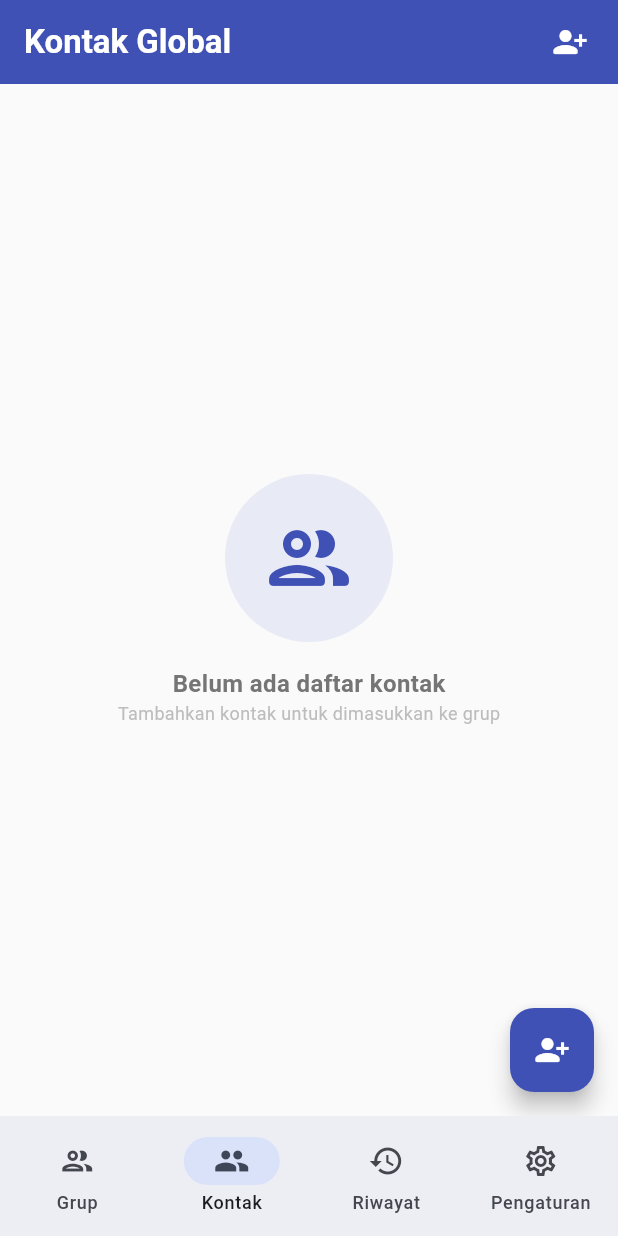
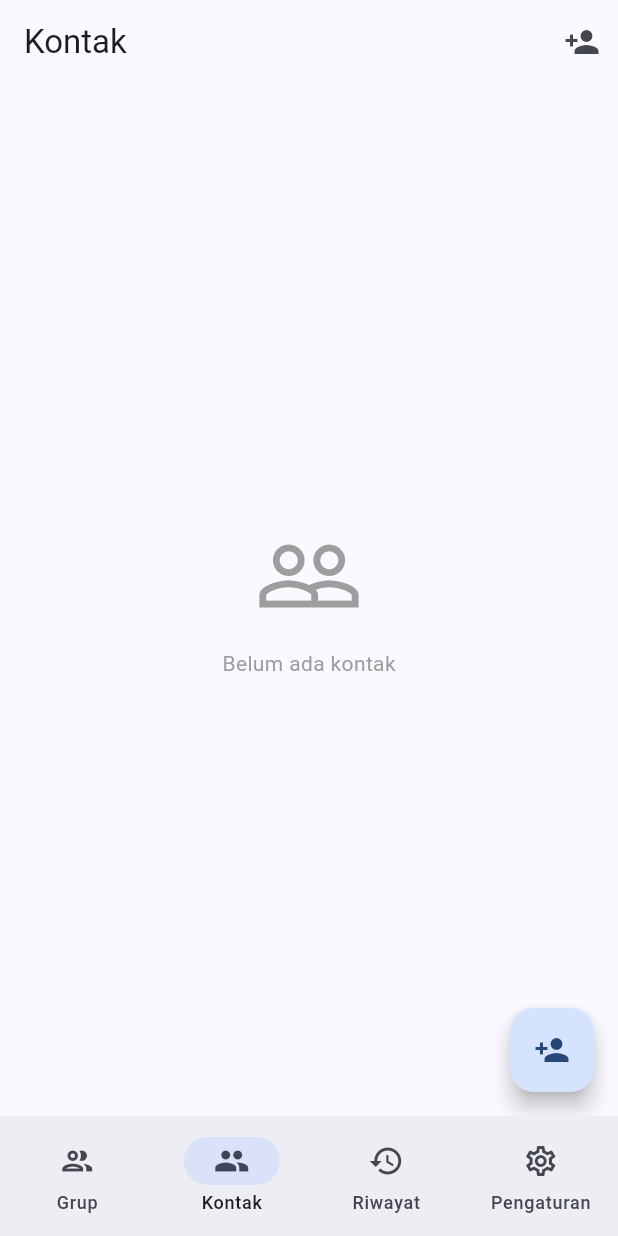
Before and after one commit to inayafaridah/SPLITEASE, a Flutter app: the screen it shows after launch, item 2 of the bottom bar chosen, on a phone screen of 412 x 824 dp. Run offline on Flutter 3.47's test engine with Material 3 defaults, Android fonts, the phone set to English and light mode, and no system bars; our stand-ins replace shared_preferences, sqflite; accounts and stored records are empty.

Commit message:
fix: menyelesaikan konflik merge contacts_screen

```diff
--- a/splitcase/lib/db/contact_dao.dart
+++ b/splitcase/lib/db/contact_dao.dart
@@ -1,4 +1,3 @@
-// db/contact_dao.dart — Orang 2: CRUD for contacts
 import 'package:sqflite/sqflite.dart';
 import '../models/contact.dart';
 import '../utils/constants.dart';
--- a/splitcase/lib/models/contact.dart
+++ b/splitcase/lib/models/contact.dart
@@ -1,4 +1,3 @@
-// models/contact.dart — Orang 2
 class Contact {
   final int? id;
   final String name;
--- a/splitcase/lib/models/settlement.dart
+++ b/splitcase/lib/models/settlement.dart
@@ -1,23 +1,22 @@
-// lib/models/settlement.dart
 class Settlement {
   final int? id;
-  final int? groupId;           // ← Baru: support grup
+  final int? groupId;
   final int fromContactId;
   final int toContactId;
   final double amount;
   final String date;
   final String note;
-  final int isPaid;             // 0 = pending, 1 = paid
+  final int isPaid;
 
   Settlement({
     this.id,
-    this.groupId,               // ← Ditambahkan
+    this.groupId,
     required this.fromContactId,
     required this.toContactId,
     required this.amount,
     String? date,
     this.note = '',
-    this.isPaid = 0,            // ← Default 0 (pending)
+    this.isPaid = 0,
   }) : date = date ?? DateTime.now().toIso8601String();
 
   bool get paid => isPaid == 1;
--- a/splitcase/lib/providers/contact_provider.dart
+++ b/splitcase/lib/providers/contact_provider.dart
@@ -1,4 +1,3 @@
-// providers/contact_provider.dart — Orang 2
 import 'package:flutter/material.dart';
 import '../models/contact.dart';
 import '../db/contact_dao.dart';
--- a/splitcase/lib/screens/contacts_screen.dart
+++ b/splitcase/lib/screens/contacts_screen.dart
@@ -1,4 +1,4 @@
-// screens/contacts_screen.dart
+// screens/contacts_screen.dart — Orang 2
 import 'package:flutter/material.dart';
 import 'package:provider/provider.dart';
 import '../providers/contact_provider.dart';
@@ -25,7 +25,7 @@ class _ContactsScreenState extends State<ContactsScreen> {
     try {
       return Color(int.parse(hex.replaceFirst('#', '0xFF')));
     } catch (_) {
-      return Colors.indigo;
+      return Colors.blue;
     }
   }
 
@@ -34,88 +34,70 @@ class _ContactsScreenState extends State<ContactsScreen> {
     final cp = context.watch<ContactProvider>();
 
     return Scaffold(
-      backgroundColor: Colors.grey.shade50,
       appBar: AppBar(
-        elevation: 0,
-        backgroundColor: Colors.indigo,
-        foregroundColor: Colors.white,
-        title: const Text('Kontak Global', style: TextStyle(fontWeight: FontWeight.bold)),
+        title: const Text('Kontak'),
         actions: [
           IconButton(
-            icon: const Icon(Icons.person_add_alt_1_rounded),
-            tooltip: 'Tambah Kontak',
+            icon: const Icon(Icons.person_add),
             onPressed: () => Navigator.push(
               context,
               MaterialPageRoute(builder: (_) => const AddContactScreen()),
             ).then((_) => cp.loadAll()),
           ),
-          const SizedBox(width: 8),
         ],
       ),
       body: cp.loading
-          ? const Center(child: CircularProgressIndicator(color: Colors.indigo))
+          ? const Center(child: CircularProgressIndicator())
           : cp.contacts.isEmpty
-              ? Center(
+              ? const Center(
                   child: Column(
                     mainAxisAlignment: MainAxisAlignment.center,
                     children: [
-                      Container(
-                        padding: const EdgeInsets.all(24),
-                        decoration: BoxDecoration(color: Colors.indigo.shade50, shape: BoxShape.circle),
-                        child: const Icon(Icons.people_outline_rounded, size: 64, color: Colors.indigo),
-                      ),
-                      const SizedBox(height: 16),
-                      Text('Belum ada daftar kontak', style: TextStyle(color: Colors.grey.shade600, fontSize: 16, fontWeight: FontWeight.bold)),
-                      Text('Tambahkan kontak untuk dimasukkan ke grup', style: TextStyle(color: Colors.grey.shade400, fontSize: 12)),
+                      Icon(Icons.people_outline, size: 72, color: Colors.grey),
+                      SizedBox(height: 12),
+                      Text('Belum ada kontak',
+                          style: TextStyle(color: Colors.grey)),
                     ],
                   ),
                 )
               : ListView.builder(
-                  padding: const EdgeInsets.symmetric(horizontal: 16, vertical: 12),
+                  padding: const EdgeInsets.all(8),
                   itemCount: cp.contacts.length,
                   itemBuilder: (ctx, i) {
                     final contact = cp.contacts[i];
                     return Card(
-                      elevation: 0,
-                      margin: const EdgeInsets.only(bottom: 10),
-                      shape: RoundedRectangleBorder(borderRadius: BorderRadius.circular(14), side: BorderSide(color: Colors.grey.shade200)),
-                      color: Colors.white,
                       child: ListTile(
-                        contentPadding: const EdgeInsets.symmetric(horizontal: 16, vertical: 8),
                         leading: CircleAvatar(
-                          radius: 22,
                           backgroundColor: _parseColor(contact.avatarColor),
                           child: Text(
                             contact.initials,
-                            style: const TextStyle(color: Colors.white, fontWeight: FontWeight.bold, fontSize: 16),
+                            style: const TextStyle(
+                                color: Colors.white, fontWeight: FontWeight.bold),
                           ),
                         ),
-                        title: Text(contact.name, style: const TextStyle(fontWeight: FontWeight.bold, fontSize: 16, color: Colors.black87)),
+                        title: Text(contact.name,
+                            style: const TextStyle(fontWeight: FontWeight.w600)),
                         subtitle: contact.phone.isNotEmpty
-                            ? Padding(
-                                padding: const EdgeInsets.only(top: 4),
-                                child: Row(
-                                  children: [
-                                    Icon(Icons.phone_android_rounded, size: 12, color: Colors.grey.shade400),
-                                    const SizedBox(width: 4),
-                                    Text(contact.phone, style: TextStyle(color: Colors.grey.shade600, fontSize: 13)),
-                                  ],
-                                ),
-                              )
+                            ? Text(contact.phone)
                             : null,
                         trailing: Row(
                           mainAxisSize: MainAxisSize.min,
                           children: [
                             IconButton(
-                              icon: Icon(Icons.edit_outlined, size: 20, color: Colors.grey.shade600),
+                              icon: const Icon(Icons.edit, size: 20),
                               onPressed: () => Navigator.push(
                                 context,
-                                MaterialPageRoute(builder: (_) => AddContactScreen(existing: contact)),
+                                MaterialPageRoute(
+                                  builder: (_) =>
+                                      AddContactScreen(existing: contact),
+                                ),
                               ).then((_) => cp.loadAll()),
                             ),
                             IconButton(
-                              icon: Icon(Icons.delete_outline_rounded, size: 20, color: Colors.red.shade400),
-                              onPressed: () => _confirmDelete(context, contact, cp),
+                              icon: const Icon(Icons.delete,
+                                  size: 20, color: Colors.red),
+                              onPressed: () =>
+                                  _confirmDelete(context, contact, cp),
                             ),
                           ],
                         ),
@@ -124,13 +106,11 @@ class _ContactsScreenState extends State<ContactsScreen> {
                   },
                 ),
       floatingActionButton: FloatingActionButton(
-        backgroundColor: Colors.indigo,
-        foregroundColor: Colors.white,
         onPressed: () => Navigator.push(
           context,
           MaterialPageRoute(builder: (_) => const AddContactScreen()),
         ).then((_) => cp.loadAll()),
-        child: const Icon(Icons.person_add_alt_1_rounded),
+        child: const Icon(Icons.person_add),
       ),
     );
   }
@@ -139,24 +119,17 @@ class _ContactsScreenState extends State<ContactsScreen> {
     showDialog(
       context: context,
       builder: (ctx) => AlertDialog(
-        shape: RoundedRectangleBorder(borderRadius: BorderRadius.circular(16)),
-        title: const Row(
-          children: [
-            Icon(Icons.person_remove_rounded, color: Colors.red),
-            SizedBox(width: 8),
-            Text('Hapus Kontak?'),
-          ],
-        ),
-        content: Text('Apakah kamu yakin ingin menghapus "${c.name}" dari daftar kontak global?'),
+        title: const Text('Hapus Kontak?'),
+        content: Text('Hapus "${c.name}" dari daftar kontak?'),
         actions: [
-          TextButton(onPressed: () => Navigator.pop(ctx), child: Text('Batal', style: TextStyle(color: Colors.grey.shade600))),
+          TextButton(onPressed: () => Navigator.pop(ctx), child: const Text('Batal')),
           ElevatedButton(
-            style: ElevatedButton.styleFrom(backgroundColor: Colors.red.shade600, shape: RoundedRectangleBorder(borderRadius: BorderRadius.circular(8))),
+            style: ElevatedButton.styleFrom(backgroundColor: Colors.red),
             onPressed: () async {
               await cp.remove(c.id!);
               if (ctx.mounted) Navigator.pop(ctx);
             },
-            child: const Text('Hapus', style: TextStyle(color: Colors.white)),
+            child: const Text('Hapus'),
           ),
         ],
       ),
--- a/splitcase/lib/utils/constants.dart
+++ b/splitcase/lib/utils/constants.dart
@@ -1,7 +1,7 @@
 // lib/utils/constants.dart
 const String kAppName = 'Splitage';
 const String kDbName = 'splitage.db';
-const int kDbVersion = 3;   // Harus 3 atau lebih tinggi
+const int kDbVersion = 3;
 
 // Table names
 const String kTableGroups = 'groups';
```
Also changed, not shown: splitcase/lib/services/preferences_service.dart (+4 -5 lines).
